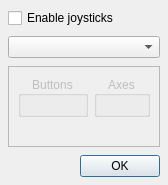
First picture: the form in src/ui/JoystickWidget.ui, repository mavlink/qgroundcontrol, before the edit.
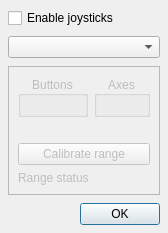
Second picture: the form after the edit.

Commit message: Joystick: added simple range calibration

The edit to the form file:
```diff
--- a/src/ui/JoystickWidget.ui
+++ b/src/ui/JoystickWidget.ui
@@ -78,7 +78,7 @@
      <property name="frameShadow">
       <enum>QFrame::Sunken</enum>
      </property>
-     <layout class="QVBoxLayout" name="verticalLayout_2" stretch="0,0">
+     <layout class="QVBoxLayout" name="verticalLayout_2" stretch="0,0,0,0">
       <property name="sizeConstraint">
        <enum>QLayout::SetMinimumSize</enum>
       </property>
@@ -171,6 +171,20 @@
         </property>
        </widget>
       </item>
+      <item>
+       <widget class="QPushButton" name="calibrationButton">
+        <property name="text">
+         <string>Calibrate range</string>
+        </property>
+       </widget>
+      </item>
+      <item>
+       <widget class="QLabel" name="calibrationStatusLabel">
+        <property name="text">
+         <string>Range status</string>
+        </property>
+       </widget>
+      </item>
      </layout>
     </widget>
    </item>
```
The commit also changes 5 other files.
